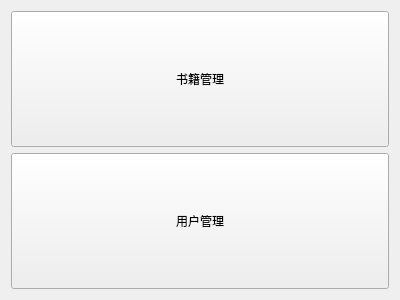
First picture: the form in adminpage.ui, repository LeoStr4nge/LibraryManageSystem, before the edit.
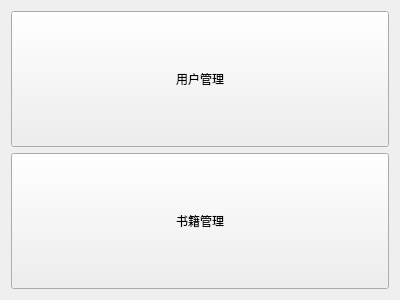
Second picture: the form after the edit.

Patch:
```diff
--- a/adminpage.ui
+++ b/adminpage.ui
@@ -15,20 +15,7 @@
   </property>
   <layout class="QGridLayout" name="gridLayout">
    <item row="0" column="0">
-    <layout class="QVBoxLayout" name="verticalLayout">
-     <item>
-      <widget class="QPushButton" name="pushButton">
-       <property name="sizePolicy">
-        <sizepolicy hsizetype="Expanding" vsizetype="Expanding">
-         <horstretch>0</horstretch>
-         <verstretch>0</verstretch>
-        </sizepolicy>
-       </property>
-       <property name="text">
-        <string>书籍管理</string>
-       </property>
-      </widget>
-     </item>
+    <layout class="QVBoxLayout" name="verticalLayout_2">
      <item>
       <widget class="QPushButton" name="pushButton_2">
        <property name="sizePolicy">
@@ -42,6 +29,19 @@
        </property>
       </widget>
      </item>
+     <item>
+      <widget class="QPushButton" name="pushButton">
+       <property name="sizePolicy">
+        <sizepolicy hsizetype="Expanding" vsizetype="Expanding">
+         <horstretch>0</horstretch>
+         <verstretch>0</verstretch>
+        </sizepolicy>
+       </property>
+       <property name="text">
+        <string>书籍管理</string>
+       </property>
+      </widget>
+     </item>
     </layout>
    </item>
   </layout>
```
Left out of the diff: 2 changed lines with no effect on the pictures.
